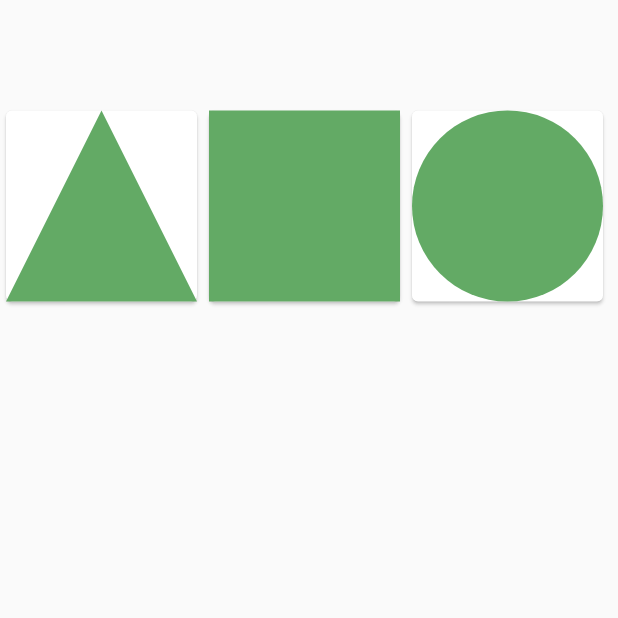
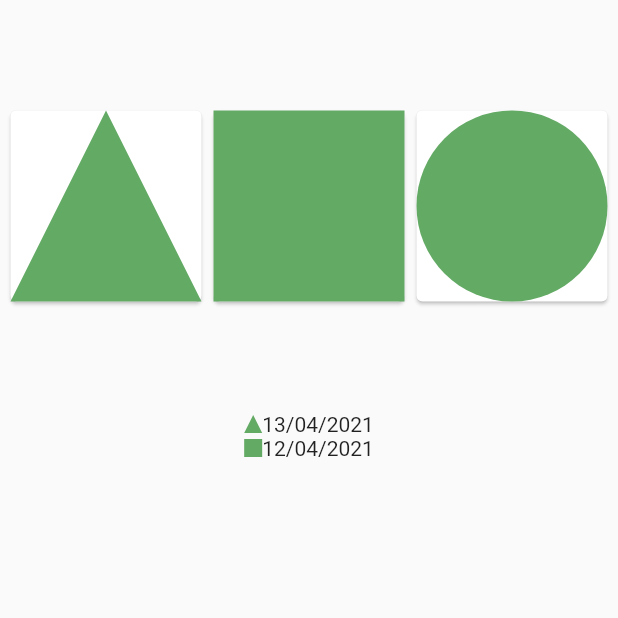
Before and after one commit to usalko/sy, a Flutter app: the screen it shows after launch, on a phone screen of 412 x 824 dp, the top half of it. Run offline on Flutter 3.47's test engine with Material 2 defaults, Android fonts, the light colour scheme and no system bars; missing offline and left inert: event; Roboto replaces fonts that are missing (TexGyreHeros).

Commit message:
# Initial implementation
Mood widget components:
  -  Refactoring of the global application state
  -  There is center alignment for horizontal oriented list view

```diff
--- a/frontend/lib/src/component/circle_widget.dart
+++ b/frontend/lib/src/component/circle_widget.dart
@@ -25,15 +25,18 @@ class CirclePainter extends CustomPainter {
 }
 
 class CircleWidget extends StatelessWidget {
+
+  double width;
+
+  CircleWidget({required this.width});
+
   @override
   Widget build(BuildContext context) {
-    var size = MediaQuery.of(context).size;
-    var width =  size.width / 3 - 10;
     return Container(
-      height: width,
-      width: width,
+      height: this.width,
+      width: this.width,
       child: CustomPaint(
-        painter: CirclePainter(cardSize: Size.square(width)),
+        painter: CirclePainter(cardSize: Size.square(this.width)),
       ),
     );
   }
--- a/frontend/lib/src/component/history_widget.dart
+++ b/frontend/lib/src/component/history_widget.dart
@@ -1,13 +1,16 @@
 import 'package:flutter/cupertino.dart';
+import 'package:flutter/material.dart';
+import 'package:flutter/scheduler.dart';
+import 'package:frontend/src/component/square_widget.dart';
+import 'package:frontend/src/component/triangle_widget.dart';
 import 'package:frontend/src/model/screen_change_args.dart';
+import 'package:frontend/src/model/the_screen.dart';
 import 'package:frontend/src/service/mood_service.dart';
 import 'package:frontend/src/service/view_mode_service.dart';
 
 class HistoryWidget extends StatefulWidget {
   HistoryWidget(
-      {Key? key,
-      required this.moodService,
-      required this.viewModeService})
+      {Key? key, required this.moodService, required this.viewModeService})
       : super(key: key);
 
   final MoodService moodService;
@@ -15,22 +18,131 @@ class HistoryWidget extends StatefulWidget {
 
   @override
   _HistoryWidgetState createState() => _HistoryWidgetState();
-
 }
 
 class _HistoryWidgetState extends State<HistoryWidget> {
+  final controller = ScrollController();
+  // @Explanation: https://stackoverflow.com/questions/49307677/how-to-get-height-of-a-widget
+  //               https://github.com/flutter/flutter/issues/168
+  OverlayEntry? sticky;
+  GlobalKey stickyKey = GlobalKey();
+  GlobalKey listViewKey = GlobalKey();
+
+  @override
+  void initState() {
+    sticky?.remove();
+    this.sticky = OverlayEntry(
+      builder: (context) => stickyBuilder(context),
+    );
+
+    SchedulerBinding.instance?.addPostFrameCallback((_) {
+      Overlay.of(context)?.insert(this.sticky!);
+    });
+
+    super.initState();
+  }
+
+  @override
+  void dispose() {
+    sticky?.remove();
+    super.dispose();
+  }
+
   @override
   Widget build(BuildContext context) {
-    widget.moodService.apiDisableEvent.subscribe((args) {
+    widget.viewModeService.screenChangeEvent.subscribe((args) {
       if (args is ScreenChangeArgs) {
-        this.setState(() {});
+        this.setState(() {
+          sticky?.remove();
+          this.sticky = OverlayEntry(
+            builder: (context) => stickyBuilder(context),
+          );
+
+          SchedulerBinding.instance?.addPostFrameCallback((_) {
+            Overlay.of(context)?.insert(this.sticky!);
+          });
+        });
       }
     });
 
-    return Row(
-      children: [
+    var history = <Widget>[];
+    history = [
+      Container(
+        child: Center(
+            child: Row(
+                mainAxisAlignment: MainAxisAlignment.center,
+                children: [TriangleWidget(width: 12), Text('13/04/2021')])),
+      ),
+      Container(
+        child: Center(
+            child: Row(
+                mainAxisAlignment: MainAxisAlignment.center,
+                children: [SquareWidget(width: 12), Text('12/04/2021')])),
+      ),
+    ];
+    if (this.widget.viewModeService.Screen == TheScreen.Screen1) {
+      return Column(
+        children: <Widget>[
+          Flexible(
+            child: ListView(
+              children: history,
+            ),
+          )
+        ],
+      );
+    }
+    return Container(
+      key: stickyKey,
+      height: 22.0,
+      child: Text("w" * (history.length * (8 + 1))), // Covered object anticipation
+    );
+  }
 
-      ],
+  Widget stickyBuilder(BuildContext context) {
+    var history = <Widget>[];
+    history = [
+      Container(
+        child: Center(
+            child: Row(
+                mainAxisAlignment: MainAxisAlignment.center,
+                children: [TriangleWidget(width: 12), Text('13/04/2021')])),
+      ),
+      Container(
+        child: Center(
+            child: Row(
+                mainAxisAlignment: MainAxisAlignment.center,
+                children: [SquareWidget(width: 12), Text('12/04/2021')])),
+      ),
+    ];
+
+    return AnimatedBuilder(
+      animation: controller,
+      builder: (_, Widget? child) {
+        final keyContext = stickyKey.currentContext;
+        if (keyContext != null) {
+          // widget is visible
+          final box = keyContext.findRenderObject() as RenderBox;
+          final pos = box.localToGlobal(Offset.zero);
+          final leftPadding = pos.dx;
+          return Positioned(
+            top: pos.dy,
+            left: leftPadding,
+            right: leftPadding,
+            height: box.size.height,
+            child: Material(
+              child: Container(
+                key: this.listViewKey,
+                alignment: Alignment.center,
+                child: ListView(
+                  scrollDirection: Axis.horizontal,
+                  children: history,
+                ),
+              ),
+            ),
+          );
+        }
+        return Container();
+      },
     );
   }
 }
--- a/frontend/lib/src/component/mood_widget.dart
+++ b/frontend/lib/src/component/mood_widget.dart
@@ -3,6 +3,7 @@ import 'package:flutter/material.dart';
 import 'package:frontend/src/component/square_widget.dart';
 import 'package:frontend/src/component/triangle_widget.dart';
 import 'package:frontend/src/model/screen_change_args.dart';
+import 'package:frontend/src/model/the_screen.dart';
 import 'package:frontend/src/service/mood_service.dart';
 import 'package:frontend/src/service/view_mode_service.dart';
 
@@ -10,9 +11,7 @@ import 'circle_widget.dart';
 
 class MoodWidget extends StatefulWidget {
   MoodWidget(
-      {Key? key,
-      required this.moodService,
-      required this.viewModeService})
+      {Key? key, required this.moodService, required this.viewModeService})
       : super(key: key);
 
   final MoodService moodService;
@@ -20,7 +19,6 @@ class MoodWidget extends StatefulWidget {
 
   @override
   _MoodWidgetState createState() => _MoodWidgetState();
-
 }
 
 class _MoodWidgetState extends State<MoodWidget> {
@@ -32,18 +30,77 @@ class _MoodWidgetState extends State<MoodWidget> {
       }
     });
 
+    var cards = <Widget>[];
+    var size = MediaQuery.of(context).size;
+
+    if (widget.viewModeService.Screen == TheScreen.Screen1) {
+      var cardWidth = size.width / 3 - 10;
+      cards = [
+        GestureDetector(
+          onTap: () => setState(() {
+            this.widget.viewModeService.Screen = TheScreen.Screen2Triangle;
+          }),
+          child: Card(
+            child: TriangleWidget(
+              width: cardWidth,
+            ),
+          ),
+        ),
+        GestureDetector(
+          onTap: () => setState(() {
+            this.widget.viewModeService.Screen = TheScreen.Screen2Square;
+          }),
+          child: Card(
+            child: SquareWidget(
+              width: cardWidth,
+            ),
+          ),
+        ),
+        GestureDetector(
+          onTap: () => setState(() {
+            this.widget.viewModeService.Screen = TheScreen.Screen2Circle;
+          }),
+          child: Card(
+            child: CircleWidget(
+              width: cardWidth,
+            ),
+          ),
+        ),
+      ];
+    } else if (widget.viewModeService.Screen == TheScreen.Screen2Triangle) {
+      var cardWidth = size.width / 3 - 10;
+      cards = [
+        Card(
+          child: TriangleWidget(
+            width: cardWidth,
+          ),
+        ),
+      ];
+    } else if (widget.viewModeService.Screen == TheScreen.Screen2Square) {
+      var cardWidth = size.width / 3 - 10;
+      cards = [
+        Card(
+          child: SquareWidget(
+            width: cardWidth,
+          ),
+        ),
+      ];
+    } else if (widget.viewModeService.Screen == TheScreen.Screen2Circle) {
+      var cardWidth = size.width / 3 - 10;
+      cards = [
+        Card(
+          child: CircleWidget(
+            width: cardWidth,
+          ),
+        ),
+      ];
+    } else {
+      throw new UnimplementedError();
+    }
+
     return Row(
-      children: [
-        Card(
-          child: TriangleWidget(),
-        ),
-        Card(
-          child: SquareWidget(),
-        ),
-        Card(
-          child: CircleWidget(),
-        ),
-      ],
+      mainAxisAlignment: MainAxisAlignment.center,
+      children: cards,
     );
   }
 }
--- a/frontend/lib/src/component/square_widget.dart
+++ b/frontend/lib/src/component/square_widget.dart
@@ -24,15 +24,18 @@ class SquarePainter extends CustomPainter {
 }
 
 class SquareWidget extends StatelessWidget {
+
+  double width;
+
+  SquareWidget({required this.width});
+
   @override
   Widget build(BuildContext context) {
-    var size = MediaQuery.of(context).size;
-    var width =  size.width / 3 - 10;
     return Container(
-      height: width,
-      width: width,
+      height: this.width,
+      width: this.width,
       child: CustomPaint(
-        painter: SquarePainter(cardSize: Size.square(width)),
+        painter: SquarePainter(cardSize: Size.square(this.width)),
       ),
     );
   }
--- a/frontend/lib/src/component/triangle_widget.dart
+++ b/frontend/lib/src/component/triangle_widget.dart
@@ -33,15 +33,18 @@ class TrianglePainter extends CustomPainter {
 }
 
 class TriangleWidget extends StatelessWidget {
+
+  double width;
+
+  TriangleWidget({required this.width});
+
   @override
   Widget build(BuildContext context) {
-    var size = MediaQuery.of(context).size;
-    var width =  size.width / 3 - 10;
     return Container(
-      height: width,
-      width: width,
+      height: this.width,
+      width: this.width,
       child: CustomPaint(
-        painter: TrianglePainter(cardSize: Size.square(width)),
+        painter: TrianglePainter(cardSize: Size.square(this.width)),
       ),
     );
   }
--- a/frontend/lib/src/model/the_screen.dart
+++ b/frontend/lib/src/model/the_screen.dart
@@ -1,4 +1,6 @@
 enum TheScreen {
   Screen1,
-  Screen2,
+  Screen2Triangle,
+  Screen2Square,
+  Screen2Circle,
 }
```
